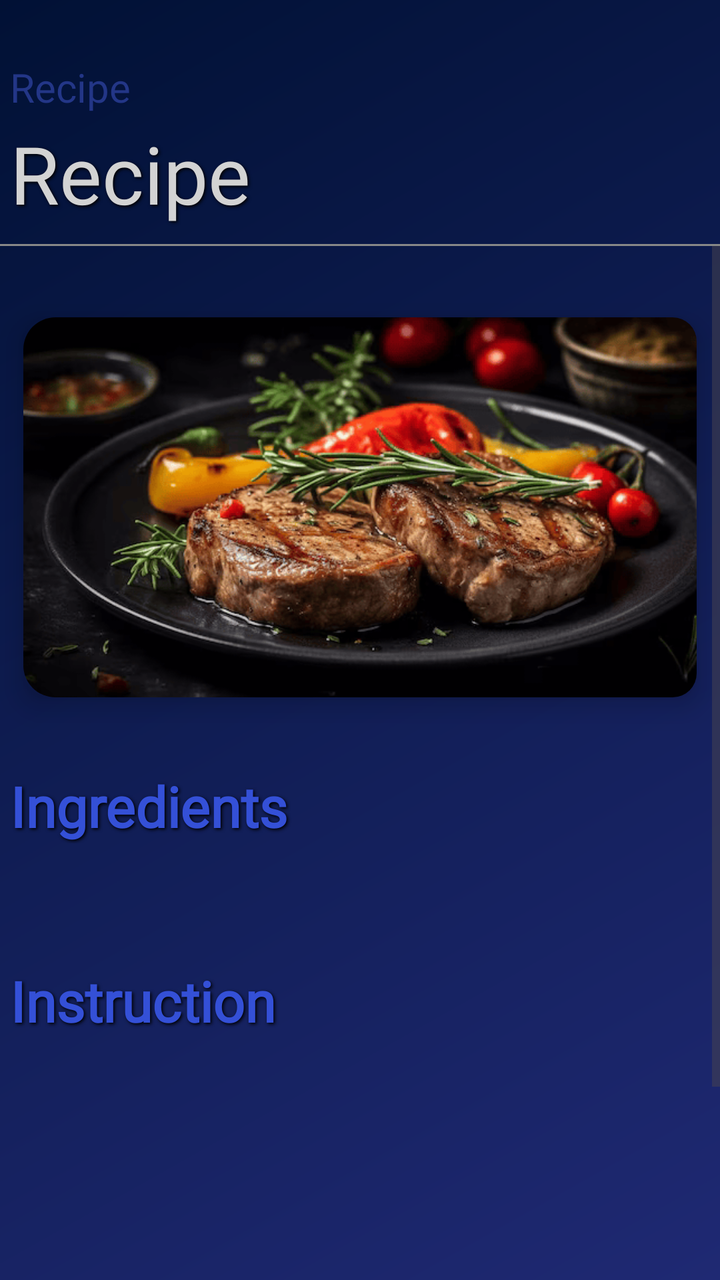
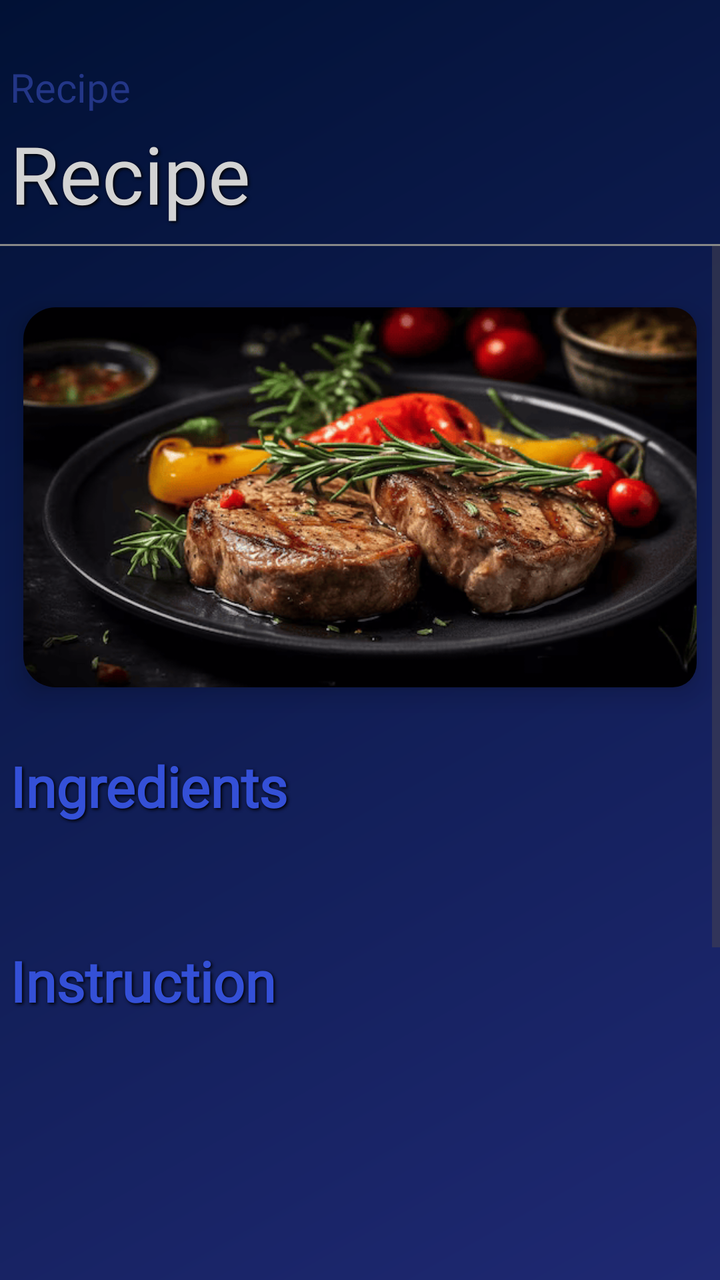

Before-and-after screenshots of an Android layout around one commit, followed by the original layout XML and the change that was made.
<!-- AndroidManifest.xml: application theme Theme.Recipe -->
<!-- res/layout/activity_recipe_show.xml -->
<androidx.constraintlayout.widget.ConstraintLayout
    xmlns:android="http://schemas.android.com/apk/res/android"
    xmlns:app="http://schemas.android.com/apk/res-auto"
    xmlns:tools="http://schemas.android.com/tools"
    android:id="@+id/main"
    android:layout_width="match_parent"
    android:layout_height="match_parent"
    android:background="@drawable/my_background">

    
    <TextView
        android:id="@+id/YourRecipeTextView"
        android:layout_width="350dp"
        android:layout_height="30dp"
        android:layout_marginTop="30dp"
        android:fontFamily="@font/archivo_black"
        android:gravity="left"
        android:text="Recipe"
        android:textColor="@color/my_recipes_background"
        android:textSize="20sp"
        app:layout_constraintTop_toTopOf="parent"
        app:layout_constraintStart_toStartOf="parent"
        app:layout_constraintEnd_toEndOf="parent"/>

    <TextView
        android:id="@+id/RecipeTextViewShow"
        android:layout_width="350dp"
        android:layout_height="wrap_content"
        android:fontFamily="@font/open_sans_light"
        android:gravity="left"
        android:minHeight="62dp"
        android:maxHeight="200dp"
        android:shadowColor="#000000"
        android:shadowDx="2"
        android:shadowDy="2"
        android:shadowRadius="4"
        android:text="Recipe"
        android:textColor="@color/my_text_view_back"
        android:textSize="40sp"
        app:layout_constraintEnd_toEndOf="parent"
        app:layout_constraintStart_toStartOf="parent"
        app:layout_constraintTop_toBottomOf="@id/YourRecipeTextView" />

    <View
        android:id="@+id/lineUnderText"
        android:layout_width="match_parent"
        android:layout_height="1dp"
        android:background="#888888"
        app:layout_constraintTop_toBottomOf="@id/RecipeTextViewShow"
        app:layout_constraintStart_toStartOf="parent"
        app:layout_constraintEnd_toEndOf="parent"/>

    
    <ScrollView
        android:id="@+id/scrollContent"
        android:layout_width="match_parent"
        android:layout_height="0dp"
        android:fillViewport="true"
        app:layout_constraintTop_toBottomOf="@id/lineUnderText"
        app:layout_constraintStart_toStartOf="parent"
        app:layout_constraintEnd_toEndOf="parent"
        app:layout_constraintBottom_toBottomOf="parent">

        <LinearLayout
            android:layout_width="match_parent"
            android:layout_height="wrap_content"
            android:orientation="vertical"
            android:paddingBottom="40dp">

            <androidx.cardview.widget.CardView
                android:id="@+id/CardViewRecipeImage"
                android:layout_width="wrap_content"
                android:layout_height="wrap_content"
                android:layout_marginTop="20dp"
                android:layout_gravity="center"
                app:cardCornerRadius="12dp"
                app:cardElevation="8dp"
                app:cardUseCompatPadding="true"
                app:cardBackgroundColor="@android:color/transparent">

                <ImageView
                    android:id="@+id/RecipeImageView"
                    android:layout_width="350dp"
                    android:layout_height="190dp"
                    android:scaleType="centerCrop"
                    android:src="@drawable/steak"
                    android:background="@drawable/rounded_image"
                    android:clipToOutline="true"/>
            </androidx.cardview.widget.CardView>

            <TextView
                android:id="@+id/TextViewIngredients"
                android:layout_width="350dp"
                android:layout_height="wrap_content"
                android:layout_gravity="center"
                android:layout_marginTop="20dp"
                android:fontFamily="@font/bakbak_one"
                android:text="Ingredients"
                android:textColor="@color/my_text_view_show"
                android:textSize="28sp"
                android:textStyle="bold"
                android:shadowColor="#000000"
                android:shadowDx="2"
                android:shadowDy="2"
                android:shadowRadius="4"/>

            <androidx.recyclerview.widget.RecyclerView
                android:id="@+id/RecyclerViewIngredients"
                android:layout_width="350dp"
                android:layout_height="wrap_content"
                android:nestedScrollingEnabled="false"
                app:layoutManager="androidx.recyclerview.widget.LinearLayoutManager"
                tools:listitem="@layout/show_ingredient_item"
                android:layout_gravity="center"/>

            <TextView
                android:id="@+id/TextViewInstruction"
                android:layout_width="350dp"
                android:layout_height="wrap_content"
                android:layout_gravity="center"
                android:layout_marginTop="60dp"
                android:text="Instruction"
                android:textColor="@color/my_text_view_show"
                android:textSize="28sp"
                android:fontFamily="@font/bakbak_one"
                android:textStyle="bold"
                android:shadowColor="#000000"
                android:shadowDx="2"
                android:shadowDy="2"
                android:shadowRadius="4"/>

            <TextView
                android:id="@+id/TextViewInstructionContent"
                android:layout_width="350dp"
                android:layout_height="wrap_content"
                android:minHeight="200dp"
                android:paddingTop="17dp"
                android:textStyle="bold"
                android:gravity="top|start"
                android:textColor="@color/white"
                android:textSize="18sp"
                android:lineSpacingExtra="6dp"
                android:layout_gravity="center"
              />
        </LinearLayout>
    </ScrollView>
</androidx.constraintlayout.widget.ConstraintLayout>
<!-- res/layout/show_ingredient_item.xml (included above) -->
<?xml version="1.0" encoding="utf-8"?>
<LinearLayout xmlns:android="http://schemas.android.com/apk/res/android"
    android:layout_width="wrap_content"
    android:layout_height="wrap_content"
    android:minHeight="30dp"
    android:orientation="horizontal"
    android:layout_marginTop="15dp"
    android:gravity="center_vertical">

    
    <TextView
        android:id="@+id/bulletDot"
        android:layout_width="8dp"
        android:layout_height="8dp"
        android:background="@drawable/bullet_circle"
        android:layout_marginEnd="12dp" />

    
    <TextView
        android:id="@+id/ingredientText"
        android:layout_width="wrap_content"
        android:layout_height="wrap_content"
        android:maxWidth="230dp"
        android:textStyle="bold"
        android:text="Eggplants"
        android:textColor="#FFFFFF"
        android:textSize="18sp" />

    
    <TextView
        android:id="@+id/ingredientWeight"
        android:layout_width="wrap_content"
        android:layout_height="wrap_content"
        android:text="500"
        android:textStyle="bold"
        android:textColor="#FFFFFF"
        android:textSize="18sp"
        android:layout_marginStart="10dp"
        android:gravity="end" />
    <TextView
        android:id="@+id/ingredientWeightType"
        android:layout_width="wrap_content"
        android:layout_height="wrap_content"
        android:layout_marginStart="5dp"
        android:textStyle="bold"
        android:text="g"
        android:textColor="#FFFFFF"
        android:textSize="18sp"
        android:gravity="end" />

</LinearLayout>
<!-- resources referenced by this layout -->
<resources>
  <color name="my_recipes_background">#233687</color>
  <color name="my_text_view_back">#D3D3D3</color>
  <color name="my_text_view_show">#3450D7</color>
  <color name="white">#FFFFFFFF</color>
  <!-- drawable bullet_circle (drawable) -->
  <shape xmlns:android="http://schemas.android.com/apk/res/android"
      android:shape="oval">
      <size android:width="8dp" android:height="8dp"/>
      <solid android:color="#888888" />
  </shape>
  <!-- drawable my_background (drawable) -->
  <shape xmlns:android="http://schemas.android.com/apk/res/android"
      android:shape="rectangle">
  
  
      <gradient
          android:type="linear"
          android:startColor="#011135"
          android:endColor="#1F2973"
          android:angle="315" />
  
      <size
          android:width="1080dp"
          android:height="1920dp" />
  </shape>
  <!-- drawable rounded_image (drawable) -->
  <?xml version="1.0" encoding="utf-8"?>
  <shape xmlns:android="http://schemas.android.com/apk/res/android"
      android:shape="rectangle">
  
      <solid android:color="@android:color/transparent"/>
  
      
      <corners android:radius="16dp"/>
  </shape>
  <!-- drawable steak: png bitmap (drawable, 103174 bytes) -->
  <style name="Theme.Recipe" parent="Base.Theme.Recipe" />
  <style name="Base.Theme.Recipe" parent="Theme.Material3.DayNight.NoActionBar">
          
          
      </style>
</resources>

<!-- the commit's change to res/layout/activity_recipe_show.xml (unified diff, before → after) -->
@@ -71,7 +71,7 @@
                 android:id="@+id/CardViewRecipeImage"
                 android:layout_width="wrap_content"
                 android:layout_height="wrap_content"
-                android:layout_marginTop="20dp"
+                android:layout_marginTop="15dp"
                 android:layout_gravity="center"
                 app:cardCornerRadius="12dp"
                 app:cardElevation="8dp"
@@ -93,7 +93,7 @@
                 android:layout_width="350dp"
                 android:layout_height="wrap_content"
                 android:layout_gravity="center"
-                android:layout_marginTop="20dp"
+                android:layout_marginTop="15dp"
                 android:fontFamily="@font/bakbak_one"
                 android:text="Ingredients"
                 android:textColor="@color/my_text_view_show"
@@ -104,14 +104,14 @@
                 android:shadowDy="2"
                 android:shadowRadius="4"/>
 
-            <androidx.recyclerview.widget.RecyclerView
-                android:id="@+id/RecyclerViewIngredients"
-                android:layout_width="350dp"
+
+            <LinearLayout
+                android:id="@+id/ingredientsContainer"
+                android:layout_width="380dp"
                 android:layout_height="wrap_content"
-                android:nestedScrollingEnabled="false"
-                app:layoutManager="androidx.recyclerview.widget.LinearLayoutManager"
-                tools:listitem="@layout/show_ingredient_item"
-                android:layout_gravity="center"/>
+                android:layout_gravity="center"
+                android:orientation="vertical"/>
+
 
             <TextView
                 android:id="@+id/TextViewInstruction"
@@ -140,60 +140,29 @@
                 android:textColor="@color/white"
                 android:textSize="18sp"
                 android:lineSpacingExtra="6dp"
+                android:layout_gravity="center"/>
+
+            <androidx.cardview.widget.CardView
+                android:id="@+id/CardView"
+                android:layout_width="match_parent"
+                android:layout_height="wrap_content"
+                android:layout_margin="40dp"
+                android:layout_marginTop="100dp"
+                android:layout_marginBottom="30dp"
                 android:layout_gravity="center"
-              />
+                app:cardBackgroundColor="@android:color/transparent"
+                app:cardCornerRadius="120dp"
+                app:cardElevation="8dp">
+
+                <Button
+                    android:id="@+id/RecipeEditButton"
+                    android:layout_width="match_parent"
+                    android:layout_height="56dp"
+                    android:backgroundTint="@color/my_button_background"
+                    android:elevation="8dp"
+                    android:text="Edit"
+                    android:textColor="#FFFFFF" />
+            </androidx.cardview.widget.CardView>
         </LinearLayout>
     </ScrollView>
 </androidx.constraintlayout.widget.ConstraintLayout>
-<!-- res/layout/show_ingredient_item.xml (included above) -->
-<?xml version="1.0" encoding="utf-8"?>
-<LinearLayout xmlns:android="http://schemas.android.com/apk/res/android"
-    android:layout_width="wrap_content"
-    android:layout_height="wrap_content"
-    android:minHeight="30dp"
-    android:orientation="horizontal"
-    android:layout_marginTop="15dp"
-    android:gravity="center_vertical">
-
-    
-    <TextView
-        android:id="@+id/bulletDot"
-        android:layout_width="8dp"
-        android:layout_height="8dp"
-        android:background="@drawable/bullet_circle"
-        android:layout_marginEnd="12dp" />
-
-    
-    <TextView
-        android:id="@+id/ingredientText"
-        android:layout_width="wrap_content"
-        android:layout_height="wrap_content"
-        android:maxWidth="230dp"
-        android:textStyle="bold"
-        android:text="Eggplants"
-        android:textColor="#FFFFFF"
-        android:textSize="18sp" />
-
-    
-    <TextView
-        android:id="@+id/ingredientWeight"
-        android:layout_width="wrap_content"
-        android:layout_height="wrap_content"
-        android:text="500"
-        android:textStyle="bold"
-        android:textColor="#FFFFFF"
-        android:textSize="18sp"
-        android:layout_marginStart="10dp"
-        android:gravity="end" />
-    <TextView
-        android:id="@+id/ingredientWeightType"
-        android:layout_width="wrap_content"
-        android:layout_height="wrap_content"
-        android:layout_marginStart="5dp"
-        android:textStyle="bold"
-        android:text="g"
-        android:textColor="#FFFFFF"
-        android:textSize="18sp"
-        android:gravity="end" />
-
-</LinearLayout>
<!-- resource entries referenced after the edit -->
@@ -1,15 +1,10 @@
 <!-- resources referenced by this layout -->
 <resources>
+  <color name="my_button_background">#1928A0</color>
   <color name="my_recipes_background">#233687</color>
   <color name="my_text_view_back">#D3D3D3</color>
   <color name="my_text_view_show">#3450D7</color>
   <color name="white">#FFFFFFFF</color>
-  <!-- drawable bullet_circle (drawable) -->
-  <shape xmlns:android="http://schemas.android.com/apk/res/android"
-      android:shape="oval">
-      <size android:width="8dp" android:height="8dp"/>
-      <solid android:color="#888888" />
-  </shape>
   <!-- drawable my_background (drawable) -->
   <shape xmlns:android="http://schemas.android.com/apk/res/android"
       android:shape="rectangle">
